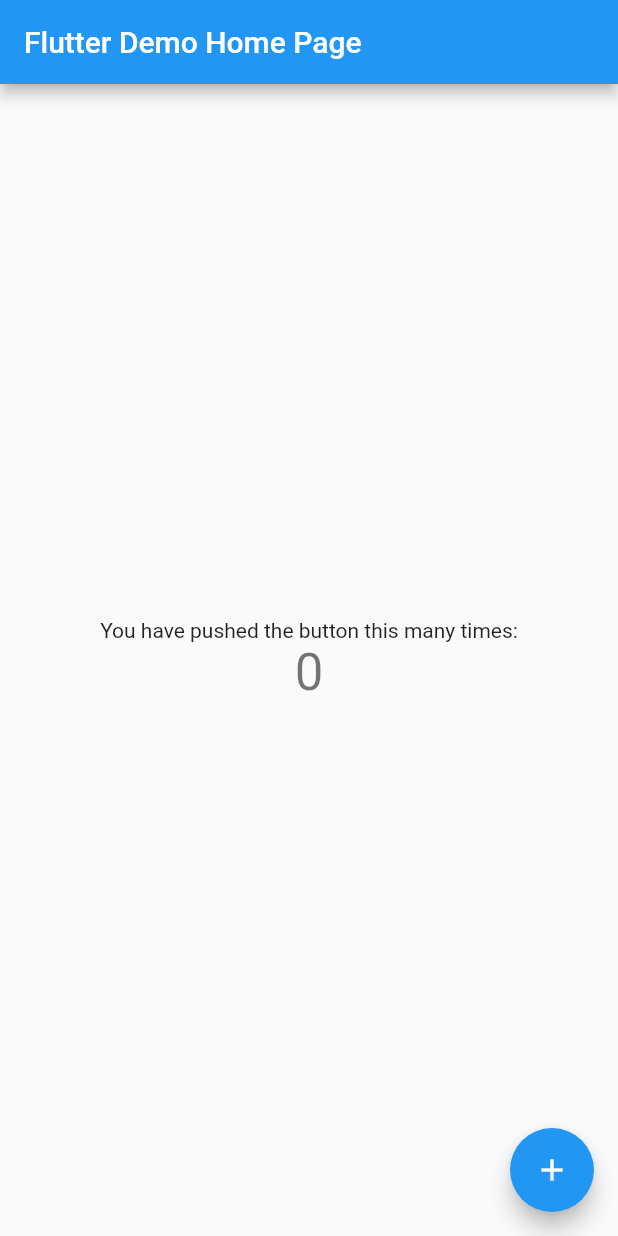
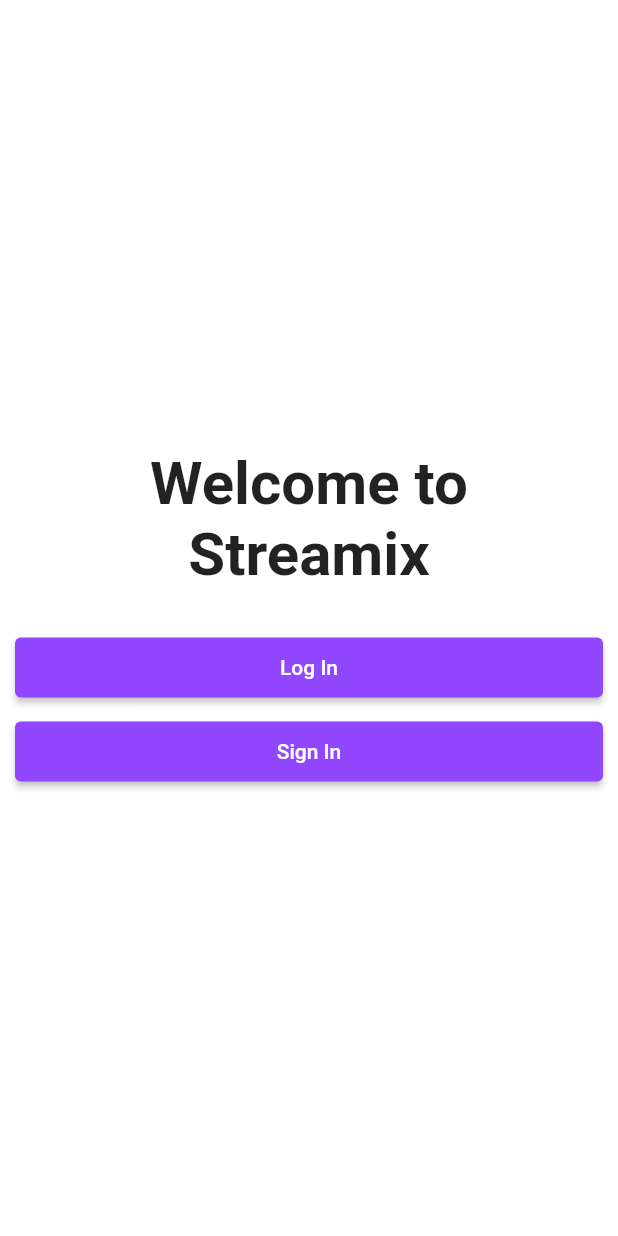
Before and after one commit to Shubhankit-Pandey/streamix, a Flutter app: the screen it shows after launch, on a phone screen of 412 x 824 dp. Run offline on Flutter 3.47's test engine with Material 2 defaults, Android fonts, the phone set to English and light mode, and no system bars.

Commit message:
Welcome Screen UI created

```diff
--- a/lib/main.dart
+++ b/lib/main.dart
@@ -1,4 +1,6 @@
 import 'package:flutter/material.dart';
+import './pages/welcome_screen.dart';
+import './utils/colors.dart';
 
 void main() {
   runApp(const MyApp());
@@ -7,109 +9,30 @@
 class MyApp extends StatelessWidget {
   const MyApp({super.key});
 
-  // This widget is the root of your application.
   @override
   Widget build(BuildContext context) {
     return MaterialApp(
-      title: 'Flutter Demo',
-      theme: ThemeData(
-        // This is the theme of your application.
-        //
-        // Try running your application with "flutter run". You'll see the
-        // application has a blue toolbar. Then, without quitting the app, try
-        // changing the primarySwatch below to Colors.green and then invoke
-        // "hot reload" (press "r" in the console where you ran "flutter run",
-        // or simply save your changes to "hot reload" in a Flutter IDE).
-        // Notice that the counter didn't reset back to zero; the application
-        // is not restarted.
-        primarySwatch: Colors.blue,
+      title: "Streamix",
+      theme: ThemeData.light().copyWith(
+        scaffoldBackgroundColor: backgroundColor,
+        appBarTheme: AppBarTheme.of(context).copyWith(
+          backgroundColor: backgroundColor,
+          elevation: 0,
+          titleTextStyle: const TextStyle(
+            color: primaryColor,
+            fontSize: 20,
+            fontWeight: FontWeight.w600,
+          ),
+          iconTheme: const IconThemeData(
+            color: primaryColor,
+          ),
+        ),
       ),
-      home: const MyHomePage(title: 'Flutter Demo Home Page'),
+      debugShowCheckedModeBanner: false,
+      home: const welcomeScreen(),
+      routes: {
+        welcomeScreen().routeName: (context) => const welcomeScreen(),
+      },
     );
   }
 }
-
-class MyHomePage extends StatefulWidget {
-  const MyHomePage({super.key, required this.title});
-
-  // This widget is the home page of your application. It is stateful, meaning
-  // that it has a State object (defined below) that contains fields that affect
-  // how it looks.
-
-  // This class is the configuration for the state. It holds the values (in this
-  // case the title) provided by the parent (in this case the App widget) and
-  // used by the build method of the State. Fields in a Widget subclass are
-  // always marked "final".
-
-  final String title;
-
-  @override
-  State<MyHomePage> createState() => _MyHomePageState();
-}
-
-class _MyHomePageState extends State<MyHomePage> {
-  int _counter = 0;
-
-  void _incrementCounter() {
-    setState(() {
-      // This call to setState tells the Flutter framework that something has
-      // changed in this State, which causes it to rerun the build method below
-      // so that the display can reflect the updated values. If we changed
-      // _counter without calling setState(), then the build method would not be
-      // called again, and so nothing would appear to happen.
-      _counter++;
-    });
-  }
-
-  @override
-  Widget build(BuildContext context) {
-    // This method is rerun every time setState is called, for instance as done
-    // by the _incrementCounter method above.
-    //
-    // The Flutter framework has been optimized to make rerunning build methods
-    // fast, so that you can just rebuild anything that needs updating rather
-    // than having to individually change instances of widgets.
-    return Scaffold(
-      appBar: AppBar(
-        // Here we take the value from the MyHomePage object that was created by
-        // the App.build method, and use it to set our appbar title.
-        title: Text(widget.title),
-      ),
-      body: Center(
-        // Center is a layout widget. It takes a single child and positions it
-        // in the middle of the parent.
-        child: Column(
-          // Column is also a layout widget. It takes a list of children and
-          // arranges them vertically. By default, it sizes itself to fit its
-          // children horizontally, and tries to be as tall as its parent.
-          //
-          // Invoke "debug painting" (press "p" in the console, choose the
-          // "Toggle Debug Paint" action from the Flutter Inspector in Android
-          // Studio, or the "Toggle Debug Paint" command in Visual Studio Code)
-          // to see the wireframe for each widget.
-          //
-          // Column has various properties to control how it sizes itself and
-          // how it positions its children. Here we use mainAxisAlignment to
-          // center the children vertically; the main axis here is the vertical
-          // axis because Columns are vertical (the cross axis would be
-          // horizontal).
-          mainAxisAlignment: MainAxisAlignment.center,
-          children: <Widget>[
-            const Text(
-              'You have pushed the button this many times:',
-            ),
-            Text(
-              '$_counter',
-              style: Theme.of(context).textTheme.headlineMedium,
-            ),
-          ],
-        ),
-      ),
-      floatingActionButton: FloatingActionButton(
-        onPressed: _incrementCounter,
-        tooltip: 'Increment',
-        child: const Icon(Icons.add),
-      ), // This trailing comma makes auto-formatting nicer for build methods.
-    );
-  }
-}
--- /dev/null
+++ b/lib/pages/welcome_screen.dart
@@ -0,0 +1,44 @@
+import 'package:flutter/material.dart';
+import 'package:flutter/services.dart';
+import '../utils/colors.dart';
+import '../widgets/customButton.dart';
+
+class welcomeScreen extends StatelessWidget {
+  const welcomeScreen({super.key});
+  final routeName = '/welcome';
+
+  @override
+  Widget build(BuildContext context) {
+    return Scaffold(
+      body: Center(
+        child: Padding(
+          padding: const EdgeInsets.symmetric(horizontal: 10.0),
+          child: Column(
+            mainAxisAlignment: MainAxisAlignment.center,
+            children: [
+              const Text(
+                "Welcome to \nStreamix",
+                style: TextStyle(fontWeight: FontWeight.bold, fontSize: 40),
+                textAlign: TextAlign.center,
+              ),
+              SizedBox(
+                height: 20,
+              ),
+              Padding(
+                padding: const EdgeInsets.symmetric(vertical: 8.0),
+                child: customButton(
+                  onTap: () {},
+                  text: "Log In",
+                ),
+              ),
+              customButton(
+                onTap: () {},
+                text: "Sign In",
+              ),
+            ],
+          ),
+        ),
+      ),
+    );
+  }
+}
--- /dev/null
+++ b/lib/utils/colors.dart
@@ -0,0 +1,6 @@
+import 'package:flutter/material.dart';
+
+const buttonColor = Color.fromRGBO(145, 71, 255, 1);
+const backgroundColor = Colors.white;
+const secondarybackgroundColor = Color.fromRGBO(239, 239, 241, 1);
+const primaryColor = Colors.black;
--- /dev/null
+++ b/lib/widgets/customButton.dart
@@ -0,0 +1,23 @@
+import 'package:flutter/material.dart';
+import '../utils/colors.dart';
+
+class customButton extends StatelessWidget {
+  final String text;
+  final VoidCallback onTap;
+  const customButton({
+    required this.onTap,
+    required this.text,
+    super.key,
+  });
+
+  @override
+  Widget build(BuildContext context) {
+    return ElevatedButton(
+      style: ElevatedButton.styleFrom(
+          backgroundColor: buttonColor,
+          minimumSize: const Size(double.infinity, 40)),
+      onPressed: onTap,
+      child: Text(text),
+    );
+  }
+}
```
